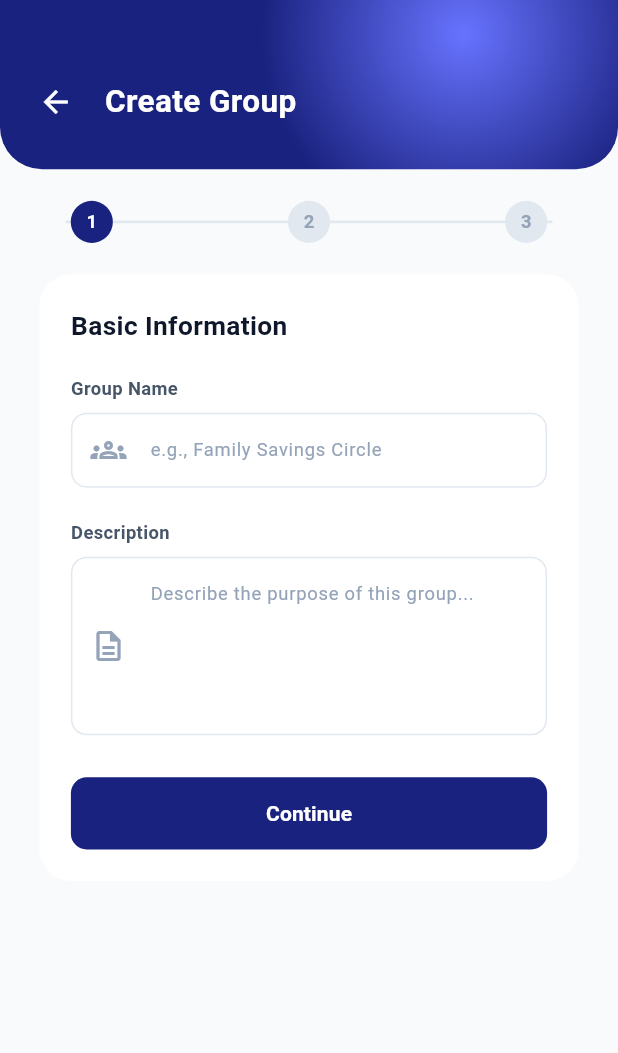
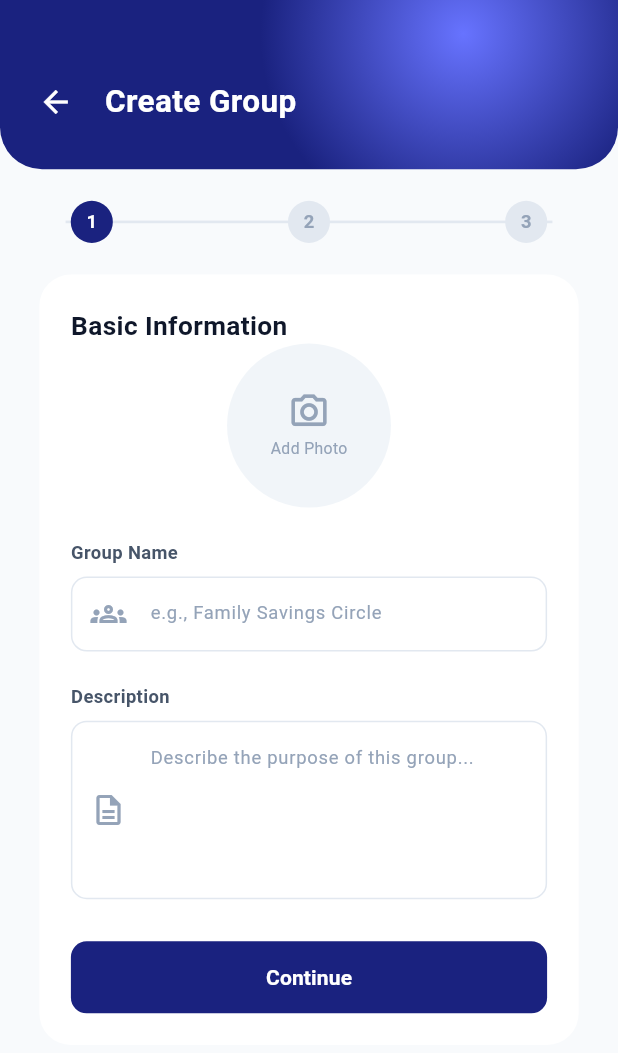
Before and after one commit to srsakilhossen302/derival81, a Flutter app: the CreateGroupScreen screen opened directly, after a tap on "Continue", after a tap on "Back", on a phone screen of 412 x 824 dp. Shown: the top 1053 px of the screen. Run offline on Flutter 3.47's test engine with Material 3 defaults, Android fonts, the phone set to English and light mode, and no system bars; our stand-ins replace flutter_screenutil, flutter_svg, get, image_picker, intl_phone_field, pinput and 2 more; accounts and stored records are empty.

Commit message:
feat: implement create group flow with multipart image upload and API integration

```diff
--- a/lib/View/Screen/Groups/view/create_group_screen.dart
+++ b/lib/View/Screen/Groups/view/create_group_screen.dart
@@ -1,3 +1,4 @@
+import 'dart:io';
 import 'package:flutter/material.dart';
 import 'package:get/get.dart';
 import 'package:flutter_screenutil/flutter_screenutil.dart';
@@ -156,6 +157,58 @@ class CreateGroupScreen extends StatelessWidget {
               color: const Color(0xFF0F172A),
             ),
           ),
+          Center(
+            child: GestureDetector(
+              onTap: () => controller.pickImage(),
+              child: Obx(() {
+                return Container(
+                  width: 100.w,
+                  height: 100.w,
+                  decoration: BoxDecoration(
+                    color: const Color(0xFFF1F5F9),
+                    shape: BoxShape.circle,
+                    image: controller.imagePath.value.isNotEmpty
+                        ? DecorationImage(
+                            image: FileImage(File(controller.imagePath.value)),
+                            fit: BoxFit.cover,
+                          )
+                        : null,
+                  ),
+                  child: controller.imagePath.value.isEmpty
+                      ? Column(
+                          mainAxisAlignment: MainAxisAlignment.center,
+                          children: [
+                            Icon(
+                              Icons.camera_alt_outlined,
+                              color: const Color(0xFF94A3B8),
+                              size: 32.sp,
+                            ),
+                            SizedBox(height: 4.h),
+                            Text(
+                              'Add Photo',
+                              style: TextStyle(
+                                color: const Color(0xFF94A3B8),
+                                fontSize: 12.sp,
+                              ),
+                            ),
+                          ],
+                        )
+                      : null,
+                );
+              }),
+            ),
+          ),
+          Obx(() {
+            if (controller.isImageUploading.value) {
+              return Padding(
+                padding: EdgeInsets.only(top: 8.h),
+                child: const Center(
+                    child: Text("Uploading image...",
+                        style: TextStyle(color: Colors.blue))),
+              );
+            }
+            return const SizedBox.shrink();
+          }),
           SizedBox(height: 24.h),
           _buildTextField(
             label: 'group_name'.tr,
@@ -208,11 +261,17 @@ class CreateGroupScreen extends StatelessWidget {
             keyboardType: TextInputType.number,
           ),
           SizedBox(height: 24.h),
-          _buildTextField(
+          _buildDropdown(
             label: 'Contribution Frequency',
-            hint: 'Monthly',
+            value: controller.selectedFrequency.value,
+            items: controller.frequencies,
             icon: Icons.calendar_today_outlined,
-            controller: controller.frequencyController,
+            onChanged: (val) {
+              if (val != null) {
+                controller.selectedFrequency.value = val;
+                controller.frequencyController.text = val;
+              }
+            },
           ),
           SizedBox(height: 24.h),
           _buildTextField(
@@ -279,11 +338,11 @@ class CreateGroupScreen extends StatelessWidget {
           ),
           _buildReviewItem(
             'Contribution A',
-            '\$${controller.amountController.text} / monthly',
+            '\$${controller.amountController.text} / ${controller.selectedFrequency.value}',
           ),
           _buildReviewItem(
             'Contribution F',
-            '\$${(double.tryParse(controller.amountController.text) ?? 0) * (int.tryParse(controller.groupSizeController.text) ?? 1)}',
+            '\$${(double.tryParse(controller.amountController.text) ?? 0) * (int.tryParse(controller.groupSizeController.text) ?? 1)} total',
           ),
           _buildReviewItem(
             'Group Size',
@@ -328,30 +387,13 @@ class CreateGroupScreen extends StatelessWidget {
               ),
               SizedBox(width: 16.w),
               Expanded(
-                child: _buildPrimaryButton(
-                  text: 'Create Group',
-                  onPressed: () {
-                    if (controller.groupNameController.text.isNotEmpty) {
-                      final newGroup = GroupModel(
-                        id: DateTime.now().toString(),
-                        name: controller.groupNameController.text,
-                        description: controller.descriptionController.text,
-                        status: 'Active',
-                        membersCount: 1, // Start with 1 member
-                        totalMembers:
-                            int.tryParse(controller.groupSizeController.text) ??
-                            10,
-                        amount:
-                            double.tryParse(controller.amountController.text) ??
-                            500.0,
-                        position: 1, // Initial position
-                        nextDate: "5/1/2026", // Mock date
-                        progress: 0.1, // Initial progress
-                      );
-                      groupController.groups.add(newGroup);
-                      Get.off(() => GroupDetailsScreen(group: newGroup));
-                    }
-                  },
+                child: Obx(
+                  () => _buildPrimaryButton(
+                    text: controller.isLoading.value ? 'Creating...' : 'Create Group',
+                    onPressed: controller.isLoading.value
+                        ? () {}
+                        : () => controller.createGroup(),
+                  ),
                 ),
               ),
             ],
@@ -392,6 +434,55 @@ class CreateGroupScreen extends StatelessWidget {
           ),
         ],
       ),
+    );
+  }
+
+  Widget _buildDropdown({
+    required String label,
+    required String value,
+    required List<String> items,
+    required IconData icon,
+    required Function(String?) onChanged,
+  }) {
+    return Column(
+      crossAxisAlignment: CrossAxisAlignment.start,
+      children: [
+        Text(
+          label,
+          style: TextStyle(
+            fontSize: 14.sp,
+            fontWeight: FontWeight.w600,
+            color: const Color(0xFF475569),
+          ),
+        ),
+        SizedBox(height: 8.h),
+        Container(
+          padding: EdgeInsets.symmetric(horizontal: 12.w),
+          decoration: BoxDecoration(
+            borderRadius: BorderRadius.circular(12.r),
+            border: Border.all(color: const Color(0xFFE2E8F0)),
+          ),
+          child: DropdownButtonHideUnderline(
+            child: DropdownButtonFormField<String>(
+              value: value,
+              decoration: InputDecoration(
+                prefixIcon: Icon(icon, color: const Color(0xFF94A3B8)),
+                border: InputBorder.none,
+              ),
+              items: items.map((String freq) {
+                return DropdownMenuItem<String>(
+                  value: freq,
+                  child: Text(
+                    freq.capitalizeFirst!,
+                    style: TextStyle(fontSize: 14.sp),
+                  ),
+                );
+              }).toList(),
+              onChanged: onChanged,
+            ),
+          ),
+        ),
+      ],
     );
   }
 
--- a/lib/service/api_url.dart
+++ b/lib/service/api_url.dart
@@ -6,5 +6,6 @@ class ApiUrl {
   static const String loginUrl = '$baseUrl/api/v1/auth/login';
   static const String getProfileUrl = '$baseUrl/api/v1/user/me';
   static const String uploadProfileImageUrl = '$baseUrl/api/v1/user/upload-profile-image';
+  static const String groupsUrl = '$baseUrl/api/v1/groups';
   static String updateProfileUrl(String userId) => '$baseUrl/api/v1/user/$userId';
 }
```
Also changed, not shown: lib/View/Screen/Groups/controller/create_group_controller.dart (+134 -2 lines).
